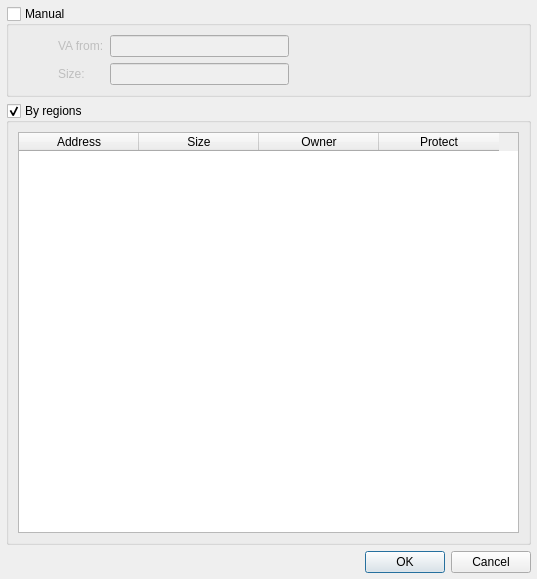
Above: labeless_ida/ui/choosememorydialog.ui from a1ext/labeless before the change. Below: the same form after it.
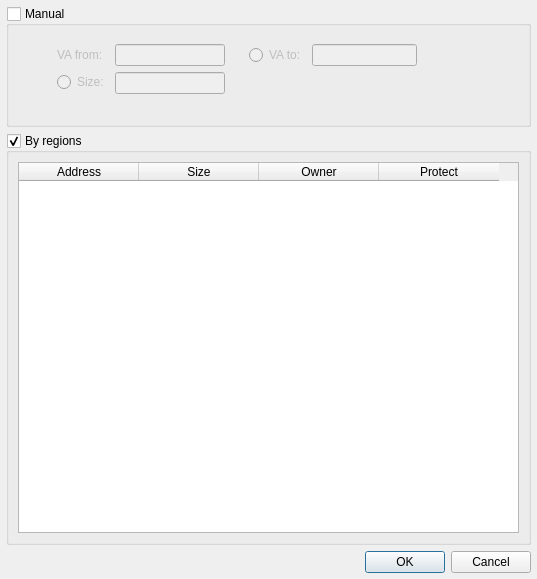
That is the form after the change.

Commit message: [IDA] Fixed issue #8 [IDA] New options for python editor added: font (+size), tab size [IDA] Now Memory choose dialog allows to specify region size by "size" and "VA to" on manual select [IDA] Now Memory choose dialog now allows to import some memory pages with overrided "RWE" protect using context menu [IDA] Manual memory range validation fixed in Memory choose dialog [IDA] New shortcut Alt+Shift+R is added for "Synchronize now" feature [version] bumped up

Patch:
```diff
--- a/labeless_ida/ui/choosememorydialog.ui
+++ b/labeless_ida/ui/choosememorydialog.ui
@@ -28,7 +28,7 @@
      <property name="checked">
       <bool>false</bool>
      </property>
-     <layout class="QHBoxLayout" name="horizontalLayout">
+     <layout class="QHBoxLayout" name="horizontalLayout_2" stretch="0,2,2,1">
       <item>
        <spacer name="horizontalSpacer_2">
         <property name="orientation">
@@ -39,14 +39,18 @@
         </property>
         <property name="sizeHint" stdset="0">
          <size>
-          <width>40</width>
+          <width>30</width>
           <height>20</height>
          </size>
         </property>
        </spacer>
       </item>
       <item>
+       <widget class="QWidget" name="wManualWithSize" native="true">
        <layout class="QFormLayout" name="formLayout">
+         <property name="fieldGrowthPolicy">
+          <enum>QFormLayout::AllNonFixedFieldsGrow</enum>
+         </property>
         <item row="0" column="0">
          <widget class="QLabel" name="label">
           <property name="text">
@@ -57,17 +61,51 @@
         <item row="0" column="1">
          <widget class="QLineEdit" name="leManualVaFrom"/>
         </item>
-        <item row="1" column="0">
-         <widget class="QLabel" name="label_2">
-          <property name="text">
-           <string>Size:</string>
-          </property>
-         </widget>
-        </item>
         <item row="1" column="1">
          <widget class="QLineEdit" name="leManualSize"/>
         </item>
-       </layout>
+         <item row="1" column="0">
+          <widget class="QRadioButton" name="rbSize">
+           <property name="text">
+            <string>Size:</string>
+           </property>
+          </widget>
+         </item>
+        </layout>
+       </widget>
+      </item>
+      <item>
+       <widget class="QWidget" name="wManualWithEnd" native="true">
+        <layout class="QVBoxLayout" name="verticalLayout_3">
+         <item>
+          <layout class="QHBoxLayout" name="horizontalLayout">
+           <item>
+            <widget class="QRadioButton" name="rbVaTo">
+             <property name="text">
+              <string>VA to:</string>
+             </property>
+            </widget>
+           </item>
+           <item>
+            <widget class="QLineEdit" name="leManualVaTo"/>
+           </item>
+          </layout>
+         </item>
+         <item>
+          <spacer name="verticalSpacer">
+           <property name="orientation">
+            <enum>Qt::Vertical</enum>
+           </property>
+           <property name="sizeHint" stdset="0">
+            <size>
+             <width>20</width>
+             <height>40</height>
+            </size>
+           </property>
+          </spacer>
+         </item>
+        </layout>
+       </widget>
       </item>
       <item>
        <spacer name="horizontalSpacer">
```
Left out of the diff: 3 changed lines with no effect on the pictures. Lines whose indentation alone changed are shown as unchanged. The commit also changes 25 other files.
